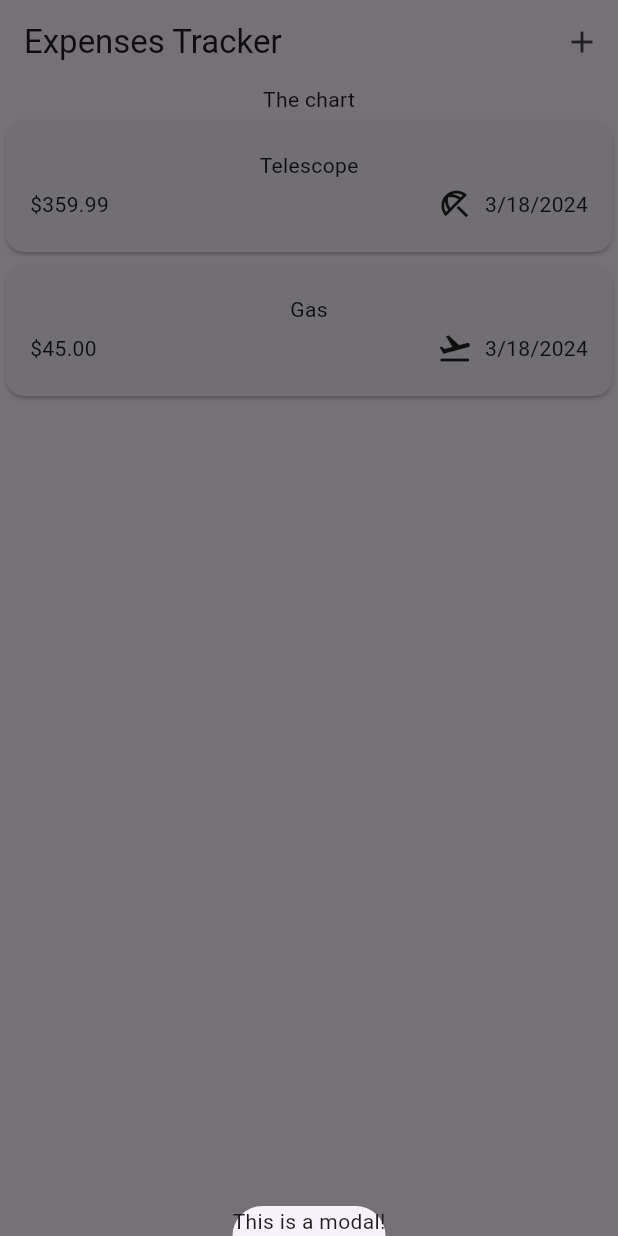
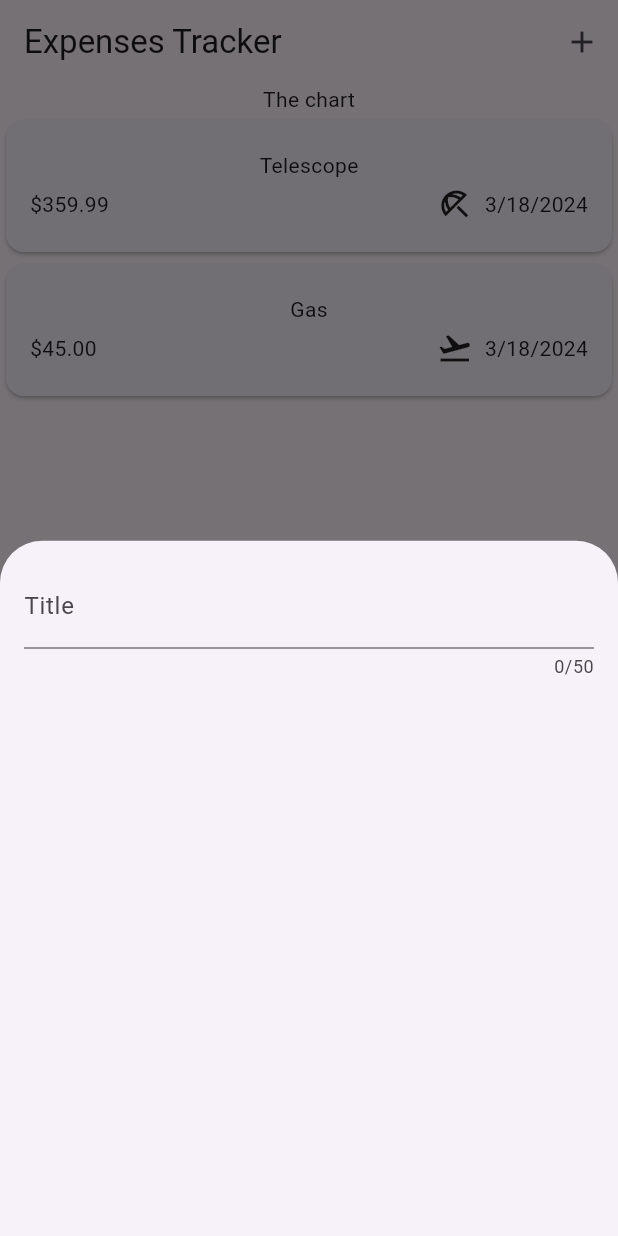
Before and after one commit to SheeloveDol/expense-tracker, a Flutter app: the screen it shows after launch, after a tap on the "add" icon, on a phone screen of 412 x 824 dp. Run offline on Flutter 3.47's test engine with Material 3 defaults, Android fonts, the phone set to English and light mode, and no system bars.

Commit message:
Created NewExpense widget with title TextField

```diff
--- a/lib/widgets/expenses.dart
+++ b/lib/widgets/expenses.dart
@@ -1,5 +1,6 @@
 import 'package:expense_tracker/widgets/expenses_list/expenses_list.dart';
 import 'package:expense_tracker/models/expense.dart';
+import 'package:expense_tracker/widgets/new_expense.dart';
 import 'package:flutter/material.dart';
 
 class Expenses extends StatefulWidget {
@@ -30,7 +31,7 @@ class _ExpensesState extends State<Expenses> {
   void _openAddNewExpenseOverlay() {
     showModalBottomSheet(
       context: context,
-      builder: (ctx) => const Text('This is a modal!'),
+      builder: (ctx) => const NewExpense(),
     );
   }
 
--- /dev/null
+++ b/lib/widgets/new_expense.dart
@@ -0,0 +1,27 @@
+import 'package:flutter/material.dart';
+
+class NewExpense extends StatefulWidget {
+  const NewExpense({super.key});
+
+  @override
+  State<NewExpense> createState() => _NewExpenseState();
+}
+
+class _NewExpenseState extends State<NewExpense> {
+  @override
+  Widget build(BuildContext context) {
+    return const Padding(
+      padding: EdgeInsets.all(16.0),
+      child: Column(
+        children: [
+          TextField(
+            maxLength: 50,
+            decoration: InputDecoration(
+              label: Text('Title'),
+            ),
+          ),
+        ],
+      ),
+    );
+  }
+}
```
